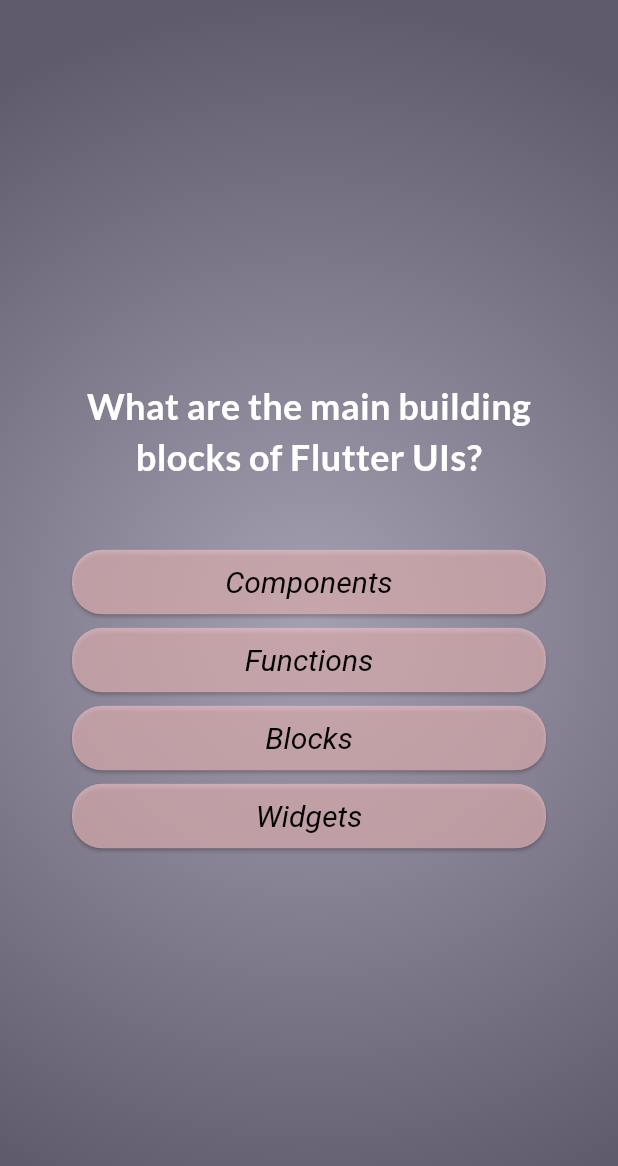
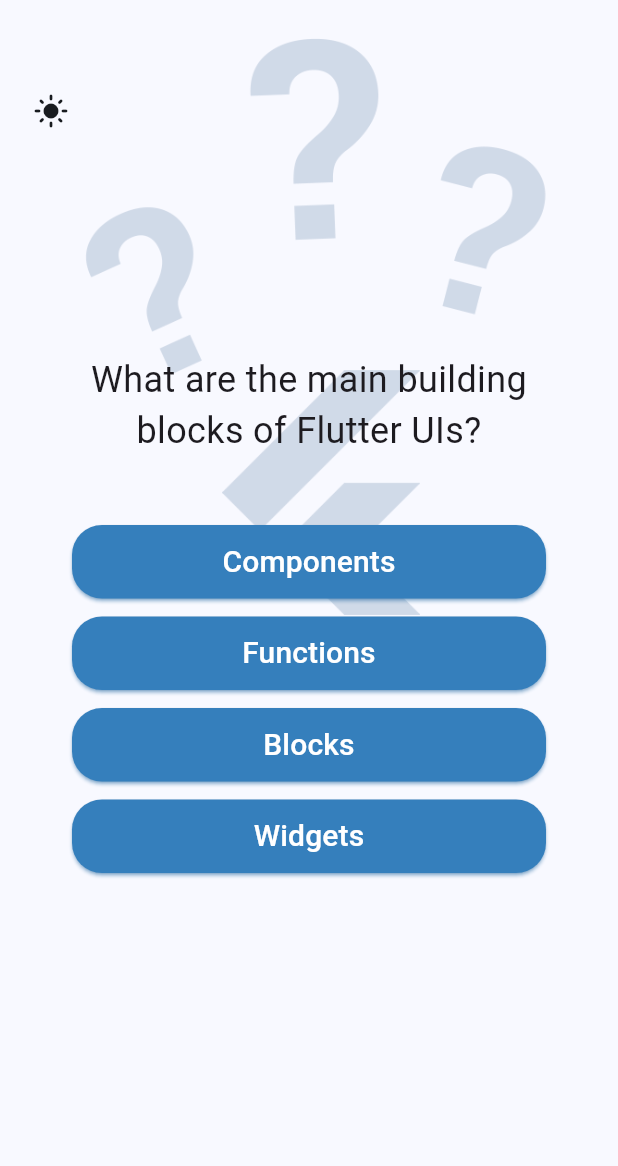
Before and after one commit to hemanthpawan345/Flutter_QuizApp, a Flutter app: the screen it shows after launch, after a tap on "Start Quiz", on a phone screen of 412 x 824 dp. Shown: the top 1166 px of the screen. Run offline on Flutter 3.47's test engine with Material 3 defaults, Android fonts, the phone set to English and light mode, and no system bars; our stand-ins replace get, google_fonts; Roboto replaces fonts that are missing (Ubuntu).

Commit message:
after adding theme

```diff
--- /dev/null
+++ b/lib/app/controller/theme_controller.dart
@@ -0,0 +1,15 @@
+import 'package:get/get.dart';
+import 'package:myapp_2/app/theme/theme.dart';
+
+class ThemeController extends GetxController {
+  int index = 0;
+  final themes = [
+    AppThemes.blueTheme,
+    AppThemes.orangeTheme,
+    AppThemes.cyanTheme
+  ];
+
+  void increase() {
+    index = (index + 1) % (themes.length);
+  }
+}
--- a/lib/data/questions.dart
+++ b/lib/app/data/questions.dart
@@ -1,4 +1,4 @@
-import 'package:myapp_2/models/quiz_question.dart';
+import 'package:myapp_2/app/models/quiz_question.dart';
 
 const questions = [
   QuizQuestion(
--- /dev/null
+++ b/lib/app/modules/home/home.dart
@@ -0,0 +1,84 @@
+import 'package:flutter/material.dart';
+
+class HomePage extends StatelessWidget {
+  const HomePage(this.startQuiz, {super.key});
+  final void Function() startQuiz;
+  @override
+  Widget build(context) {
+    return Stack(
+      children: [
+        Center(
+          child: Column(
+            mainAxisSize: MainAxisSize.min,
+            children: [
+              Image.asset(
+                'assets/images/quiz-logo.png',
+                height: 350,
+                color: Theme.of(context).colorScheme.primary,
+              ),
+              // Opacity(
+              //   opacity: 0.7,
+              //   child: Image.asset(
+              //     'assets/images/quiz-logo.png',
+              //     height: 350,
+              //   ),
+              // ),
+
+              const SizedBox(
+                height: 60,
+              ),
+
+              const Text(
+                'Learn Flutter the Fun way',
+                style: TextStyle(
+                  fontSize: 25,
+                  // fontStyle: FontStyle.italic,
+                  // color: Colors.white,
+                ),
+              ),
+
+              const SizedBox(
+                height: 40,
+              ),
+
+              OutlinedButton.icon(
+                onPressed: startQuiz,
+                // style: OutlinedButton.styleFrom(
+                //   foregroundColor: Colors.white,
+                // ),
+                icon: const Icon(
+                  Icons.arrow_right_alt,
+                ),
+                label: const Text(
+                  'Start Quiz',
+                  style: TextStyle(
+                    fontSize: 25,
+                    // fontStyle: FontStyle.italic,
+                  ),
+                ),
+              ),
+            ],
+          ),
+        ),
+        Positioned(
+          top: 50,
+          right: 10,
+          child: PopupMenuButton(
+            icon: const Icon(Icons.menu),
+            itemBuilder: (context) => [
+              const PopupMenuItem(
+                value: 'Home',
+                child: Text('Home'),
+              ),
+              const PopupMenuItem(
+                value: 'Profile',
+                child: Text('Profile'),
+              ),
+            ],
+            onSelected: (newValue) {},
+          ),
+        ),
+      ],
+    );
+  }
+}
--- /dev/null
+++ b/lib/app/modules/home/quiz.dart
@@ -0,0 +1,86 @@
+import 'package:get/get.dart';
+import 'package:flutter/material.dart';
+import 'package:myapp_2/app/data/questions.dart';
+import 'package:myapp_2/app/modules/home/home.dart';
+import 'package:myapp_2/app/controller/theme_controller.dart';
+import 'package:myapp_2/app/modules/result/result_screen.dart';
+import 'package:myapp_2/app/modules/question/questions_page.dart';
+
+class Quiz extends StatefulWidget {
+  const Quiz({super.key});
+  @override
+  State<Quiz> createState() {
+    return _Quiz();
+  }
+}
+
+class _Quiz extends State<Quiz> {
+  var activeScreen = 'Home-Page';
+  List<String> selectedAnswers = [];
+  void swithState() {
+    setState(() {
+      activeScreen = 'Question-Page';
+    });
+  }
+
+  void selectAnswer(String answer) {
+    selectedAnswers.add(answer);
+    if (selectedAnswers.length == questions.length) {
+      setState(() {
+        activeScreen = 'Result-Page';
+      });
+    }
+  }
+
+  void reStart() {
+    selectedAnswers = [];
+    setState(() {
+      activeScreen = 'Home-Page';
+    });
+  }
+
+  @override
+  Widget build(context) {
+    var controller = Get.put(ThemeController());
+
+    Widget screenWidget = HomePage(swithState);
+
+    if (activeScreen == 'Question-Page') {
+      screenWidget = QuestionPage(
+        onSelectAnswer: selectAnswer,
+      );
+    } else if (activeScreen == 'Result-Page') {
+      screenWidget = ResultScreen(
+        chosenAnswers: selectedAnswers,
+        onReStart: reStart,
+      );
+    }
+
+    return Scaffold(
+      body: Stack(
+        children: [
+          Container(
+            child: screenWidget,
+          ),
+
+          Positioned(
+            top: 50,
+            left: 10,
+            child: IconButton(
+              onPressed: () {
+                controller.increase();
+                Get.changeTheme(
+                  controller.themes[controller.index],
+                );
+              },
+              icon: Icon(
+                Icons.light_mode,
+                color: Theme.of(context).colorScheme.onBackground,
+              ),
+            ),
+          ),
+        ],
+      ),
+    );
+  }
+}
--- /dev/null
+++ b/lib/app/modules/question/questions_page.dart
@@ -0,0 +1,83 @@
+import 'package:flutter/material.dart';
+import 'package:myapp_2/app/data/questions.dart';
+import 'package:myapp_2/app/modules/question/widgets/answer_button.dart';
+
+class QuestionPage extends StatefulWidget {
+  const QuestionPage({super.key, required this.onSelectAnswer});
+  final void Function(String answer) onSelectAnswer;
+  @override
+  State<QuestionPage> createState() {
+    return _QuestionPage();
+  }
+}
+
+class _QuestionPage extends State<QuestionPage> {
+  var currentQuestionIndex = 0;
+
+  void answerQuestion(String selectedAnswer) {
+    widget.onSelectAnswer(selectedAnswer);
+    setState(() {
+      currentQuestionIndex++;
+    });
+  }
+
+  @override
+  Widget build(context) {
+    final currentQuestion = questions[currentQuestionIndex];
+    return Stack(
+      children: [
+        Positioned(
+          top: 10,
+          right: 10,
+          child: Opacity(
+            opacity: 0.2,
+            child: SizedBox(
+              height: 400,
+              child: Image.asset(
+                'assets/images/quiz-logo.png',
+                color: Theme.of(context).colorScheme.primary,
+              ),
+            ),
+          ),
+        ),
+        Center(
+          child: Container(
+            margin: const EdgeInsets.all(40),
+            child: Column(
+              crossAxisAlignment: CrossAxisAlignment.stretch,
+              mainAxisSize: MainAxisSize.min,
+              children: [
+                Text(
+                  currentQuestion.question,
+                  style: const TextStyle(
+                    fontSize: 24,
+                  ),
+                  textAlign: TextAlign.center,
+                ),
+                const SizedBox(
+                  height: 40,
+                ),
+                ...currentQuestion.getShuffledAnswers().map(
+                  (answer) {
+                    return Padding(
+                      padding: const EdgeInsets.fromLTRB(8, 2, 8, 2),
+                      child: Padding(
+                        padding: const EdgeInsets.symmetric(vertical: 4.0),
+                        child: AnswerButton(
+                          text: answer,
+                          onTap: () {
+                            answerQuestion(answer);
+                          },
+                        ),
+                      ),
+                    );
+                  },
+                ),
+              ],
+            ),
+          ),
+        ),
+      ],
+    );
+  }
+}
--- a/lib/answer_button.dart
+++ b/lib/app/modules/question/widgets/answer_button.dart
@@ -10,22 +10,17 @@
       onPressed: onTap,
       style: ElevatedButton.styleFrom(
         padding: const EdgeInsets.symmetric(horizontal: 40, vertical: 10),
-        textStyle: const TextStyle(
-          fontSize: 20,
-          fontStyle: FontStyle.italic,
-          color: Colors.white,
-        ),
-        backgroundColor: const Color.fromARGB(148, 255, 202, 202),
         shape: RoundedRectangleBorder(
           borderRadius: BorderRadius.circular(20),
         ),
       ),
       child: Text(
         text,
+        style: const TextStyle(
+          fontSize: 20,
+          color: Colors.white,
+        ),
         textAlign: TextAlign.center,
-        style: const TextStyle(
-          color: Colors.black,
-        ),
       ),
     );
   }
--- a/lib/result_screen.dart
+++ b/lib/app/modules/result/result_screen.dart
@@ -1,6 +1,6 @@
 import 'package:flutter/material.dart';
-import 'package:myapp_2/data/questions.dart';
-import 'package:myapp_2/questions_summary.dart';
+import 'package:myapp_2/app/data/questions.dart';
+import 'package:myapp_2/app/modules/result/widgets/questions_summary.dart';
 
 class ResultScreen extends StatelessWidget {
   const ResultScreen({
@@ -43,14 +43,14 @@
               'you answerd $numCorrectQuestions out of $numTotalQuestions questions correctly',
               style: const TextStyle(
                 fontSize: 20,
-                color: Colors.white,
+                // color: Colors.white,
                 shadows: [
-                    Shadow(
-                      offset: Offset(2.0, 10.0),
-                      blurRadius: 10.0,
-                      color: Colors.black38, // Adjust color as needed
-                    ),
-                  ],
+                  Shadow(
+                    offset: Offset(0.0, 0.0),
+                    blurRadius: 1.0,
+                    // color: Colors.black38, // Adjust color as needed
+                  ),
+                ],
               ),
               textAlign: TextAlign.center,
             ),
@@ -67,7 +67,7 @@
                 'Restart Text',
                 style: TextStyle(
                   fontSize: 20,
-                  color: Colors.white,
+                  // color: Colors.white,
                   shadows: [
                     Shadow(
                       offset: Offset(2.0, 10.0),
--- a/lib/questions_summary.dart
+++ b/lib/app/modules/result/widgets/questions_summary.dart
@@ -7,14 +7,15 @@
   @override
   Widget build(context) {
     return SizedBox(
-      height: 300,
+      height: 400,
+      width: double.infinity,
       child: SingleChildScrollView(
         child: Column(
           children: summaryData.map(
             (data) {
               return Card(
                 child: Padding(
-                  padding: const EdgeInsets.fromLTRB(5, 0, 0, 0),
+                  padding: const EdgeInsets.all(5),
                   child: Row(children: [
                     Container(
                       width: 25,
@@ -28,8 +29,12 @@
                       child: Center(
                         child: Text(
                           ((data['question_index'] as int) + 1).toString(),
+                          style: const TextStyle(color: Colors.white),
                         ),
                       ),
+                    ),
+                    const SizedBox(
+                      width: 3,
                     ),
                     Expanded(
                       child: Column(
@@ -39,16 +44,26 @@
                             textAlign: TextAlign.center,
                             style: const TextStyle(
                               fontSize: 18,
+                              color: Colors.white,
                             ),
                           ),
-                          const SizedBox(height: 5),
+                          const SizedBox(height: 6),
                           Text(
                             'Your answer : ${data['user_answer'] as String}',
                             textAlign: TextAlign.center,
+                            style: const TextStyle(
+                              color: Colors.white,
+                              fontSize: 16,
+                            ),
                           ),
+                          const SizedBox(height: 6),
                           Text(
                             'Correct answer : ${data['correct_answer'] as String}',
                             textAlign: TextAlign.center,
+                            style: const TextStyle(
+                              fontSize: 16,
+                              color: Colors.white,
+                            ),
                           ),
                         ],
                       ),
--- /dev/null
+++ b/lib/app/theme/theme.dart
@@ -0,0 +1,59 @@
+import "package:flutter/material.dart";
+import "package:google_fonts/google_fonts.dart";
+import 'package:myapp_2/app/utils/color_consts.dart';
+
+class AppThemes {
+  static ThemeData blueTheme = ThemeData(
+    colorScheme: ColorScheme.fromSeed(
+      brightness: Brightness.light,
+      seedColor: blueThemeColor,
+    ),
+    textTheme: GoogleFonts.ubuntuTextTheme(),
+    elevatedButtonTheme: ElevatedButtonThemeData(
+      style: ElevatedButton.styleFrom(
+        shadowColor: blueThemeColor,
+        backgroundColor: blueThemeContainer,
+      ),
+    ),
+    cardTheme: const CardTheme(
+      color: blueThemeContainer,
+      elevation: 10.0,
+    ),
+  );
+
+  static ThemeData orangeTheme = ThemeData(
+    colorScheme: ColorScheme.fromSeed(
+      brightness: Brightness.light,
+      seedColor: orangeThemeColor,
+    ),
+    textTheme: GoogleFonts.ubuntuTextTheme(),
+    elevatedButtonTheme: ElevatedButtonThemeData(
+      style: ElevatedButton.styleFrom(
+        shadowColor: orangeThemeColor,
+        backgroundColor: orangeThemeContainer,
+      ),
+    ),
+    cardTheme: const CardTheme(
+      color: orangeThemeContainer,
+      elevation: 3.0,
+    ),
+  );
+
+  static ThemeData cyanTheme = ThemeData(
+    colorScheme: ColorScheme.fromSeed(
+      brightness: Brightness.light,
+      seedColor: cyanThemeColor,
+    ),
+    textTheme: GoogleFonts.ubuntuTextTheme(),
+    elevatedButtonTheme: ElevatedButtonThemeData(
+      style: ElevatedButton.styleFrom(
+        shadowColor: cyanThemeColor,
+        backgroundColor: cyanThemeContainer,
+      ),
+    ),
+    cardTheme: const CardTheme(
+      color: cyanThemeContainer,
+      elevation: 3.0,
+    ),
+  );
+}
--- /dev/null
+++ b/lib/app/utils/color_consts.dart
@@ -0,0 +1,10 @@
+import 'package:flutter/material.dart';
+
+const Color blueThemeColor = Colors.blue;
+const Color blueThemeContainer = Color.fromARGB(255, 53, 127, 188);
+
+const Color orangeThemeColor = Colors.orange;
+const Color orangeThemeContainer = Color.fromRGBO(215, 135, 16, 1);
+
+const Color cyanThemeColor = Colors.cyan;
+const Color cyanThemeContainer = Color.fromARGB(255, 19, 148, 165);
--- a/lib/home.dart
+++ /dev/null
@@ -1,62 +0,0 @@
-import 'package:flutter/material.dart';
-
-class HomePage extends StatelessWidget {
-  const HomePage(this.startQuiz, {super.key});
-  final void Function() startQuiz;
-  @override
-  Widget build(context) {
-    return Center(
-      child: Column(
-        mainAxisSize: MainAxisSize.min,
-        children: [
-          Image.asset(
-            'assets/images/quiz-logo.png',
-            height: 350,
-            color: const Color.fromARGB(150, 255, 255, 255),
-          ),
-          /*Opacity(
-            opacity: 0.7,
-            child: Image.asset(
-              'assets/images/quiz-logo.png',
-              height: 350,
-            ),
-          ),*/
-
-          const SizedBox(
-            height: 60,
-          ),
-
-          const Text(
-            'Learn Flutter the Fun way',
-            style: TextStyle(
-              fontSize: 25,
-              fontStyle: FontStyle.italic,
-              color: Colors.white,
-            ),
-          ),
-
-          const SizedBox(
-            height: 40,
-          ),
-
-          OutlinedButton.icon(
-            onPressed: startQuiz,
-            style: OutlinedButton.styleFrom(
-              foregroundColor: Colors.white,
-            ),
-            icon: const Icon(
-              Icons.arrow_right_alt,
-            ),
-            label: const Text(
-              'Start Quiz',
-              style: TextStyle(
-                fontSize: 25,
-                fontStyle: FontStyle.italic,
-              ),
-            ),
-          ),
-        ],
-      ),
-    );
-  }
-}
--- a/lib/main.dart
+++ b/lib/main.dart
@@ -1,5 +1,20 @@
+import 'package:get/get.dart';
 import 'package:flutter/material.dart';
-import 'package:myapp_2/quiz.dart';
+import 'package:myapp_2/app/theme/theme.dart';
+import 'package:myapp_2/app/modules/home/quiz.dart';
 void main() {
-  runApp(const Quiz());
+  runApp(const MyApp());
 }
+
+class MyApp extends StatelessWidget {
+  const MyApp({super.key});
+  @override
+  Widget build(BuildContext context) {
+    return GetMaterialApp(
+      debugShowCheckedModeBanner: false,
+      theme:AppThemes.blueTheme,
+      themeMode: ThemeMode.light,
+      home: const Quiz(),
+    );
+  }
+}
--- a/lib/questions_page.dart
+++ /dev/null
@@ -1,65 +0,0 @@
-import 'package:flutter/material.dart';
-import 'package:myapp_2/answer_button.dart';
-import 'package:myapp_2/data/questions.dart';
-import 'package:google_fonts/google_fonts.dart';
-
-class QuestionPage extends StatefulWidget {
-  const QuestionPage({super.key, required this.onSelectAnswer});
-  final void Function(String answer) onSelectAnswer;
-  @override
-  State<QuestionPage> createState() {
-    return _QuestionPage();
-  }
-}
-
-class _QuestionPage extends State<QuestionPage> {
-  var currentQuestionIndex = 0;
-
-  void answerQuestion(String selectedAnswer) {
-    widget.onSelectAnswer(selectedAnswer);
-    setState(() {
-      currentQuestionIndex++;
-    });
-  }
-
-  @override
-  Widget build(context) {
-    final currentQuestion = questions[currentQuestionIndex];
-    return Center(
-      child: Container(
-        margin: const EdgeInsets.all(40),
-        child: Column(
-          crossAxisAlignment: CrossAxisAlignment.stretch,
-          mainAxisSize: MainAxisSize.min,
-          children: [
-            Text(
-              currentQuestion.question,
-              style: GoogleFonts.lato(
-                color: Colors.white,
-                fontSize: 24,
-                fontWeight: FontWeight.bold,
-              ),
-              textAlign: TextAlign.center,
-            ),
-            const SizedBox(
-              height: 40,
-            ),
-            ...currentQuestion.getShuffledAnswers().map(
-              (answer) {
-                return Padding(
-                  padding: const EdgeInsets.fromLTRB(8,2,8,2),
-                  child: AnswerButton(
-                    text: answer,
-                    onTap:(){
-                      answerQuestion(answer);
-                    },
-                  ),
-                );
-              },
-            ),
-          ],
-        ),
-      ),
-    );
-  }
-}
--- a/lib/quiz.dart
+++ /dev/null
@@ -1,71 +0,0 @@
-import 'package:flutter/material.dart';
-import 'package:myapp_2/data/questions.dart';
-import 'package:myapp_2/home.dart';
-import 'package:myapp_2/questions_page.dart';
-import 'package:myapp_2/result_screen.dart';
-
-class Quiz extends StatefulWidget {
-  const Quiz({super.key});
-  @override
-  State<Quiz> createState() {
-    return _Quiz();
-  }
-}
-
-class _Quiz extends State<Quiz> {
-  var activeScreen = 'Home-Page';
-  List<String> selectedAnswers = [];
-  void swithState() {
-    setState(() {
-      activeScreen = 'Question-Page';
-    });
-  }
-
-  void selectAnswer(String answer) {
-    selectedAnswers.add(answer);
-    if (selectedAnswers.length == questions.length) {
-      setState(() {
-        activeScreen = 'Result-Page';
-      });
-    }
-  }
-
-  void reStart(){
-    selectedAnswers=[];
-    setState(() {
-      activeScreen='Home-Page';
-    });
-  }
-  @override
-  Widget build(context) {
-    Widget screenWidget = HomePage(swithState);
-
-    if (activeScreen == 'Question-Page') {
-      screenWidget = QuestionPage(
-        onSelectAnswer: selectAnswer,
-      );
-    } else if (activeScreen == 'Result-Page') {
-      screenWidget = ResultScreen(
-        chosenAnswers: selectedAnswers,
-        onReStart: reStart,
-      );
-    }
-
-    return MaterialApp(
-      home: Scaffold(
-        body: Container(
-          decoration: const BoxDecoration(
-            gradient: RadialGradient(
-              colors: [
-                Color.fromARGB(255, 164, 159, 177),
-                Color.fromARGB(255, 95, 90, 108),
-              ],
-              radius: 1,
-            ),
-          ),
-          child: screenWidget,
-        ),
-      ),
-    );
-  }
-}
--- a/pubspec.yaml
+++ b/pubspec.yaml
@@ -36,6 +36,7 @@
   # Use with the CupertinoIcons class for iOS style icons.
   cupertino_icons: ^1.0.2
   google_fonts: ^6.1.0
+  get: ^4.6.6
 
 dev_dependencies:
   flutter_test:
```
Also changed, not shown: lib/app/models/quiz_question.dart (renamed from lib/models/quiz_question.dart), pubspec.lock.
